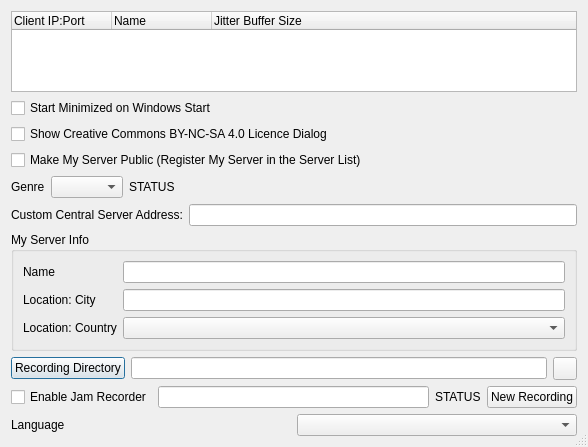
Old version of the form src/serverdlgbase.ui in the repository jamulussoftware/jamulus.
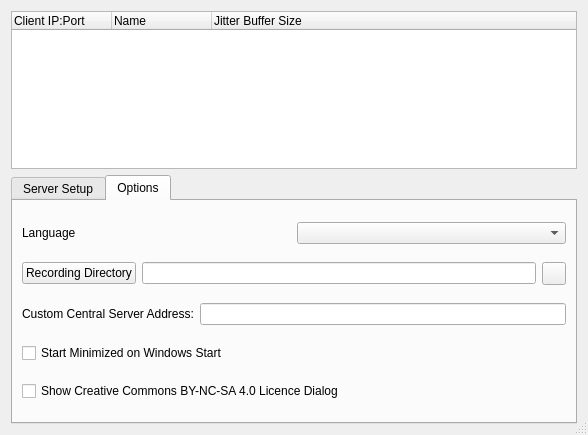
New version of the form. The open tabs and pages were chosen to show the change. Icons and pictures are not drawn. Custom widgets are drawn as their Qt base class.

Commit message: introduce a tab widget for the server GUI (as proposed in #367)

```diff
--- a/src/serverdlgbase.ui
+++ b/src/serverdlgbase.ui
@@ -7,7 +7,7 @@
     <x>0</x>
     <y>0</y>
     <width>588</width>
-    <height>447</height>
+    <height>435</height>
    </rect>
   </property>
   <property name="windowTitle">
@@ -47,21 +47,21 @@
     </widget>
    </item>
    <item>
-    <widget class="QCheckBox" name="chbStartOnOSStart">
-     <property name="text">
-      <string>Start Minimized on Windows Start</string>
+    <widget class="QTabWidget" name="tabWidget">
+     <property name="sizePolicy">
+      <sizepolicy hsizetype="Expanding" vsizetype="Preferred">
+       <horstretch>0</horstretch>
+       <verstretch>0</verstretch>
+      </sizepolicy>
      </property>
-    </widget>
-   </item>
-   <item>
-    <widget class="QCheckBox" name="chbUseCCLicence">
-     <property name="text">
-      <string>Show Creative Commons BY-NC-SA 4.0 Licence Dialog</string>
+     <property name="currentIndex">
+      <number>0</number>
      </property>
-    </widget>
-   </item>
-   <item>
-    <layout class="QHBoxLayout">
+     <widget class="QWidget" name="tabServerSetup">
+      <attribute name="title">
+       <string>Server Setup</string>
+      </attribute>
+      <layout class="QVBoxLayout" name="verticalLayout_2">
      <item>
       <widget class="QCheckBox" name="chbRegisterServer">
        <property name="text">
@@ -69,8 +69,6 @@
        </property>
       </widget>
      </item>
-    </layout>
-   </item>
    <item>
     <layout class="QHBoxLayout">
      <item>
@@ -108,20 +106,6 @@
      </item>
     </layout>
    </item>
-   <item>
-    <layout class="QHBoxLayout">
-     <item>
-      <widget class="QLabel" name="lblCentralServerAddress">
-       <property name="text">
-        <string>Custom Central Server Address:</string>
-       </property>
-      </widget>
-     </item>
-     <item>
-      <widget class="QLineEdit" name="edtCentralServerAddress"/>
-     </item>
-    </layout>
-   </item>
    <item>
     <widget class="QGroupBox" name="grbServerInfo">
      <property name="title">
@@ -169,27 +153,6 @@
      </layout>
     </widget>
    </item>
-   <item>
-    <layout class="QHBoxLayout">
-     <item>
-      <widget class="QPushButton" name="pbtRecordingDir">
-       <property name="text">
-        <string>Recording Directory</string>
-       </property>
-      </widget>
-     </item>
-     <item>
-      <widget class="QLineEdit" name="edtRecordingDir">
-       <property name="readOnly">
-        <bool>true</bool>
-       </property>
-      </widget>
-     </item>
-     <item>
-      <widget class="QToolButton" name="tbtClearRecordingDir"/>
-     </item>
-    </layout>
-   </item>
    <item>
     <layout class="QHBoxLayout">
      <item>
@@ -222,6 +185,13 @@
      </item>
     </layout>
    </item>
+      </layout>
+     </widget>
+     <widget class="QWidget" name="tabOptions">
+      <attribute name="title">
+       <string>Options</string>
+      </attribute>
+      <layout class="QVBoxLayout" name="verticalLayout">
    <item>
     <layout class="QHBoxLayout" name="horizontalLayout">
      <item>
@@ -236,6 +206,59 @@
      </item>
     </layout>
    </item>
+       <item>
+        <layout class="QHBoxLayout">
+         <item>
+          <widget class="QPushButton" name="pbtRecordingDir">
+           <property name="text">
+            <string>Recording Directory</string>
+           </property>
+          </widget>
+         </item>
+         <item>
+          <widget class="QLineEdit" name="edtRecordingDir">
+           <property name="readOnly">
+            <bool>true</bool>
+           </property>
+          </widget>
+         </item>
+         <item>
+          <widget class="QToolButton" name="tbtClearRecordingDir"/>
+         </item>
+        </layout>
+       </item>
+       <item>
+        <layout class="QHBoxLayout">
+         <item>
+          <widget class="QLabel" name="lblCentralServerAddress">
+           <property name="text">
+            <string>Custom Central Server Address:</string>
+           </property>
+          </widget>
+         </item>
+         <item>
+          <widget class="QLineEdit" name="edtCentralServerAddress"/>
+         </item>
+        </layout>
+       </item>
+       <item>
+        <widget class="QCheckBox" name="chbStartOnOSStart">
+         <property name="text">
+          <string>Start Minimized on Windows Start</string>
+         </property>
+        </widget>
+       </item>
+       <item>
+        <widget class="QCheckBox" name="chbUseCCLicence">
+         <property name="text">
+          <string>Show Creative Commons BY-NC-SA 4.0 Licence Dialog</string>
+         </property>
+        </widget>
+       </item>
+      </layout>
+     </widget>
+    </widget>
+   </item>
   </layout>
  </widget>
  <customwidgets>
```
Left out of the diff: 13 changed lines with no effect on the pictures. Lines whose indentation alone changed are shown as unchanged.
